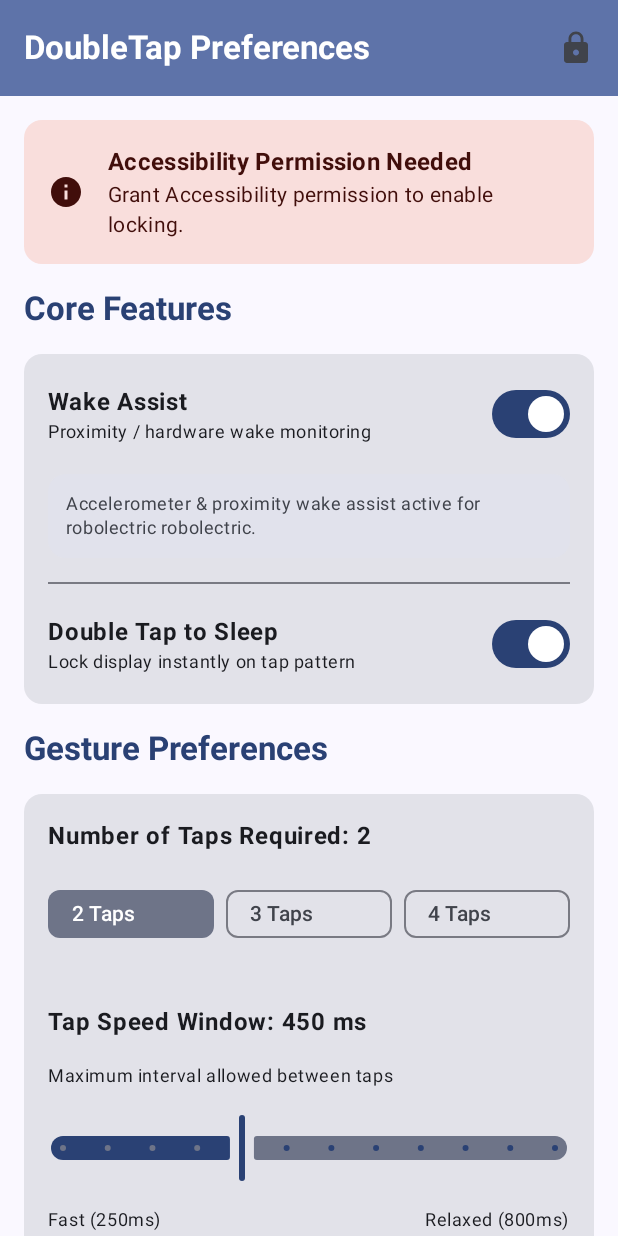
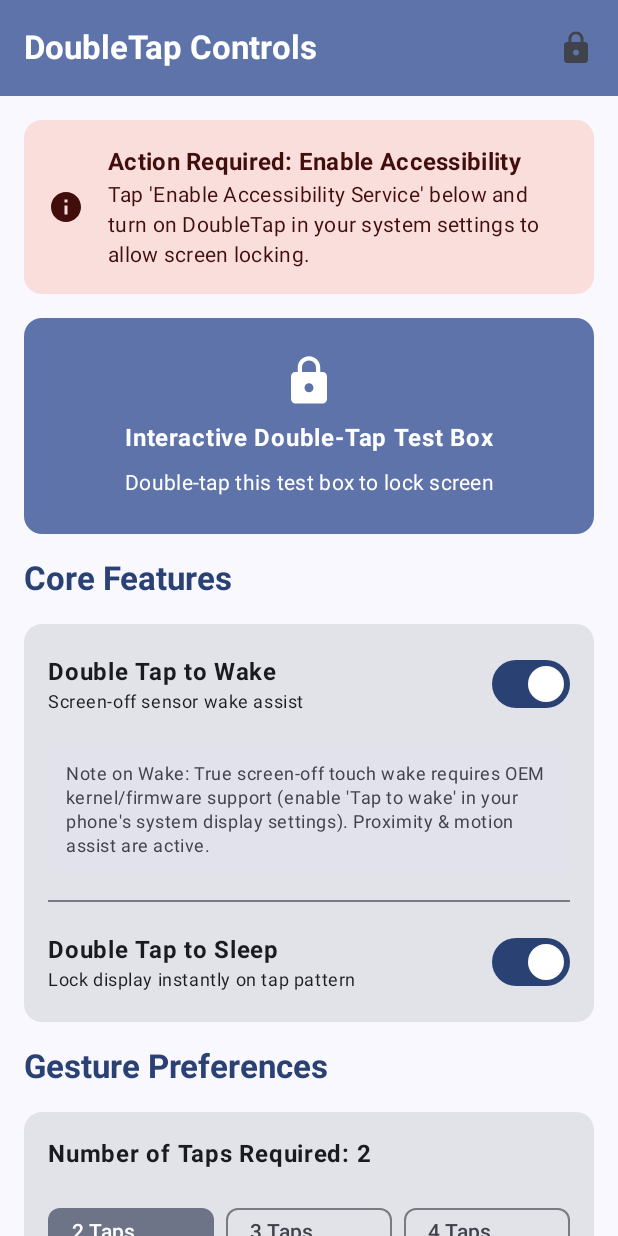
Before and after one commit to Bakare-Ayomide/Tapwake, an Android app built with Jetpack Compose: the screen it shows after launch (MainActivity), after a tap on "Lock Screen Test", on a phone screen of 412 x 824 dp. Run offline under Robolectric (Android 15) with nearby library versions, the phone set to English and light mode, and no system bars.

Commit message:
feat: implement double-tap interaction UI
Add touch-responsive surface components to MainActivity to allow users to trigger wake/sleep actions via direct screen interaction.

```diff
--- a/app/src/main/java/com/example/ui/MainActivity.kt
+++ b/app/src/main/java/com/example/ui/MainActivity.kt
@@ -10,8 +10,11 @@ import androidx.activity.ComponentActivity
 import androidx.activity.compose.setContent
 import androidx.activity.enableEdgeToEdge
 import androidx.activity.result.contract.ActivityResultContracts
+import androidx.compose.foundation.background
+import androidx.compose.foundation.clickable
 import androidx.compose.foundation.layout.*
 import androidx.compose.foundation.rememberScrollState
+import androidx.compose.foundation.shape.RoundedCornerShape
 import androidx.compose.foundation.verticalScroll
 import androidx.compose.material.icons.Icons
 import androidx.compose.material.icons.filled.Info
@@ -22,10 +25,13 @@ import androidx.compose.material3.*
 import androidx.compose.runtime.*
 import androidx.compose.ui.Alignment
 import androidx.compose.ui.Modifier
+import androidx.compose.ui.draw.clip
 import androidx.compose.ui.platform.LocalContext
 import androidx.compose.ui.platform.testTag
 import androidx.compose.ui.text.font.FontWeight
+import androidx.compose.ui.text.style.TextAlign
 import androidx.compose.ui.unit.dp
+import androidx.compose.ui.unit.sp
 import androidx.lifecycle.viewmodel.compose.viewModel
 import com.example.service.DoubleTapAccessibilityService
 import com.example.service.DoubleTapForegroundService
@@ -52,21 +58,24 @@ class MainActivity : ComponentActivity() {
                 val context = LocalContext.current
 
                 // Sync preferences with Foreground Service static variables
-                LaunchedEffect(uiState.requiredTaps, uiState.maxTapIntervalMs, uiState.vibrationEnabled) {
+                LaunchedEffect(uiState.requiredTaps, uiState.maxTapIntervalMs, uiState.vibrationEnabled, uiState.isWakeEnabled, uiState.isSleepEnabled) {
                     DoubleTapForegroundService.requiredTaps = uiState.requiredTaps
                     DoubleTapForegroundService.maxTapIntervalMs = uiState.maxTapIntervalMs
                     DoubleTapForegroundService.vibrationEnabled = uiState.vibrationEnabled
+                    DoubleTapForegroundService.isWakeEnabled = uiState.isWakeEnabled
+                    DoubleTapForegroundService.isSleepEnabled = uiState.isSleepEnabled
                 }
 
-                // Start Foreground Service if either wake or sleep is enabled
+                // Start Foreground Service & Floating Overlay
                 LaunchedEffect(uiState.isWakeEnabled || uiState.isSleepEnabled) {
-                    if (uiState.isWakeEnabled || uiState.isSleepEnabled) {
-                        val intent = Intent(context, DoubleTapForegroundService::class.java)
-                        if (Build.VERSION.SDK_INT >= Build.VERSION_CODES.O) {
-                            context.startForegroundService(intent)
-                        } else {
-                            context.startService(intent)
-                        }
+                    val intent = Intent(context, DoubleTapForegroundService::class.java).apply {
+                        action = DoubleTapForegroundService.ACTION_TOGGLE_OVERLAY
+                        putExtra(DoubleTapForegroundService.EXTRA_ENABLE_OVERLAY, uiState.isSleepEnabled)
+                    }
+                    if (Build.VERSION.SDK_INT >= Build.VERSION_CODES.O) {
+                        context.startForegroundService(intent)
+                    } else {
+                        context.startService(intent)
                     }
                 }
 
@@ -116,11 +125,14 @@ fun MainScreen(
     onOpenBatteryOptimization: () -> Unit
 ) {
     val isAccessibilityActive = DoubleTapAccessibilityService.isRunning()
+    var internalTapCount by remember { mutableStateOf(0) }
+    var lastInternalTapTime by remember { mutableStateOf(0L) }
+    var testStatusMessage by remember { mutableStateOf("Double-tap this test box to lock screen") }
 
     Scaffold(
         topBar = {
             TopAppBar(
-                title = { Text("DoubleTap Preferences", fontWeight = FontWeight.Bold) },
+                title = { Text("DoubleTap Controls", fontWeight = FontWeight.Bold) },
                 colors = TopAppBarDefaults.topAppBarColors(
                     containerColor = MaterialTheme.colorScheme.primaryContainer,
                     titleContentColor = MaterialTheme.colorScheme.onPrimaryContainer
@@ -144,7 +156,7 @@ fun MainScreen(
                 .padding(16.dp),
             verticalArrangement = Arrangement.spacedBy(16.dp)
         ) {
-            // Status Card
+            // Accessibility Permission Status Card
             Card(
                 colors = CardDefaults.cardColors(
                     containerColor = if (isAccessibilityActive)
@@ -169,7 +181,7 @@ fun MainScreen(
                     )
                     Column(modifier = Modifier.weight(1f)) {
                         Text(
-                            text = if (isAccessibilityActive) "Accessibility Service Ready" else "Accessibility Permission Needed",
+                            text = if (isAccessibilityActive) "Accessibility Service Enabled ✓" else "Action Required: Enable Accessibility",
                             style = MaterialTheme.typography.titleMedium,
                             fontWeight = FontWeight.Bold,
                             color = if (isAccessibilityActive)
@@ -179,9 +191,9 @@ fun MainScreen(
                         )
                         Text(
                             text = if (isAccessibilityActive)
-                                "Screen locking is fully active."
+                                "Double tap to sleep is ready to lock your phone."
                             else
-                                "Grant Accessibility permission to enable locking.",
+                                "Tap 'Enable Accessibility Service' below and turn on DoubleTap in your system settings to allow screen locking.",
                             style = MaterialTheme.typography.bodyMedium,
                             color = if (isAccessibilityActive)
                                 MaterialTheme.colorScheme.onSecondaryContainer
@@ -189,6 +201,44 @@ fun MainScreen(
                                 MaterialTheme.colorScheme.onErrorContainer
                         )
                     }
+                }
+            }
+
+            // Interactive Test Box (Guaranteed working test area)
+            Card(
+                colors = CardDefaults.cardColors(containerColor = MaterialTheme.colorScheme.primaryContainer),
+                modifier = Modifier.fillMaxWidth()
+            ) {
+                Column(
+                    modifier = Modifier
+                        .fillMaxWidth()
+                        .clickable {
+                            val now = System.currentTimeMillis()
+                            if (now - lastInternalTapTime <= uiState.maxTapIntervalMs) {
+                                internalTapCount++
+                            } else {
+                                internalTapCount = 1
+                            }
+                            lastInternalTapTime = now
+
+                            if (internalTapCount >= uiState.requiredTaps) {
+                                internalTapCount = 0
+                                testStatusMessage = "Success! Locking screen..."
+                                val locked = DoubleTapAccessibilityService.lockDevice()
+                                if (!locked) {
+                                    testStatusMessage = "Please enable Accessibility Service first!"
+                                }
+                            } else {
+                                testStatusMessage = "Tap detected! (${internalTapCount}/${uiState.requiredTaps})"
+                            }
+                        }
+                        .padding(24.dp),
+                    horizontalAlignment = Alignment.CenterHorizontally,
+                    verticalArrangement = Arrangement.spacedBy(8.dp)
+                ) {
+                    Icon(Icons.Default.Lock, contentDescription = null, modifier = Modifier.size(36.dp))
+                    Text("Interactive Double-Tap Test Box", fontWeight = FontWeight.Bold, fontSize = 16.sp)
+                    Text(testStatusMessage, style = MaterialTheme.typography.bodyMedium, textAlign = TextAlign.Center)
                 }
             }
 
@@ -211,8 +261,8 @@ fun MainScreen(
                         verticalAlignment = Alignment.CenterVertically
                     ) {
                         Column(modifier = Modifier.weight(1f)) {
-                            Text("Wake Assist", fontWeight = FontWeight.Bold)
-                            Text("Proximity / hardware wake monitoring", style = MaterialTheme.typography.bodySmall)
+                            Text("Double Tap to Wake", fontWeight = FontWeight.Bold)
+                            Text("Screen-off sensor wake assist", style = MaterialTheme.typography.bodySmall)
                         }
                         Switch(
                             checked = uiState.isWakeEnabled,
@@ -226,7 +276,7 @@ fun MainScreen(
                         modifier = Modifier.fillMaxWidth()
                     ) {
                         Text(
-                            text = uiState.hardwareWakeStatusMessage,
+                            text = "Note on Wake: True screen-off touch wake requires OEM kernel/firmware support (enable 'Tap to wake' in your phone's system display settings). Proximity & motion assist are active.",
                             style = MaterialTheme.typography.bodySmall,
                             modifier = Modifier.padding(12.dp)
                         )
@@ -252,7 +302,7 @@ fun MainScreen(
                 }
             }
 
-            // Advanced Preferences: Number of Taps & Speed
+            // Gesture Preferences
             Text(
                 text = "Gesture Preferences",
                 style = MaterialTheme.typography.titleLarge,
@@ -265,7 +315,6 @@ fun MainScreen(
                     modifier = Modifier.padding(16.dp),
                     verticalArrangement = Arrangement.spacedBy(16.dp)
                 ) {
-                    // Number of taps selector
                     Text("Number of Taps Required: ${uiState.requiredTaps}", fontWeight = FontWeight.Bold)
                     Row(
                         modifier = Modifier.fillMaxWidth(),
@@ -283,27 +332,16 @@ fun MainScreen(
 
                     Spacer(modifier = Modifier.height(4.dp))
 
-                    // Tap Speed / Time Window slider
                     Text("Tap Speed Window: ${uiState.maxTapIntervalMs} ms", fontWeight = FontWeight.Bold)
-                    Text("Maximum interval allowed between taps", style = MaterialTheme.typography.bodySmall)
                     Slider(
                         value = uiState.maxTapIntervalMs.toFloat(),
                         onValueChange = { onTapIntervalChange(it.toLong()) },
                         valueRange = 250f..800f,
-                        steps = 10,
-                        modifier = Modifier.testTag("slider_tap_speed")
+                        steps = 10
                     )
-                    Row(
-                        modifier = Modifier.fillMaxWidth(),
-                        horizontalArrangement = Arrangement.SpaceBetween
-                    ) {
-                        Text("Fast (250ms)", style = MaterialTheme.typography.bodySmall)
-                        Text("Relaxed (800ms)", style = MaterialTheme.typography.bodySmall)
-                    }
 
                     Divider()
 
-                    // Vibration feedback toggle
                     Row(
                         modifier = Modifier.fillMaxWidth(),
                         horizontalArrangement = Arrangement.SpaceBetween,
@@ -315,16 +353,15 @@ fun MainScreen(
                         }
                         Switch(
                             checked = uiState.vibrationEnabled,
-                            onCheckedChange = onToggleVibration,
-                            modifier = Modifier.testTag("switch_vibration")
+                            onCheckedChange = onToggleVibration
                         )
                     }
                 }
             }
 
-            // Permissions & Setup
+            // Setup & Permissions
             Text(
-                text = "Setup & Permissions",
+                text = "Required Setup",
                 style = MaterialTheme.typography.titleLarge,
                 fontWeight = FontWeight.Bold,
                 color = MaterialTheme.colorScheme.primary
@@ -341,14 +378,14 @@ fun MainScreen(
                     ) {
                         Icon(Icons.Default.Settings, contentDescription = null)
                         Spacer(modifier = Modifier.width(8.dp))
-                        Text("Enable Accessibility Service")
+                        Text("1. Enable Accessibility Service")
                     }
 
                     OutlinedButton(
                         onClick = onOpenBatteryOptimization,
                         modifier = Modifier.fillMaxWidth()
                     ) {
-                        Text("Disable Battery Optimization")
+                        Text("2. Disable Battery Optimization")
                     }
                 }
             }
```
